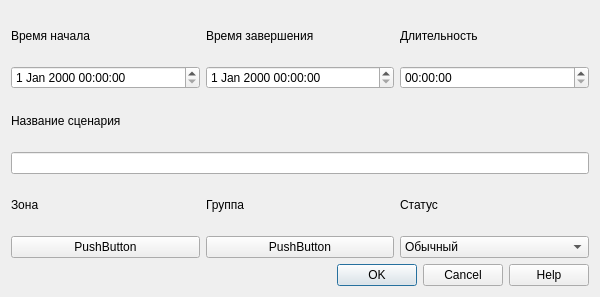
Qt form src/scenario.ui (IlchenkoVasily/seye) before a commit.
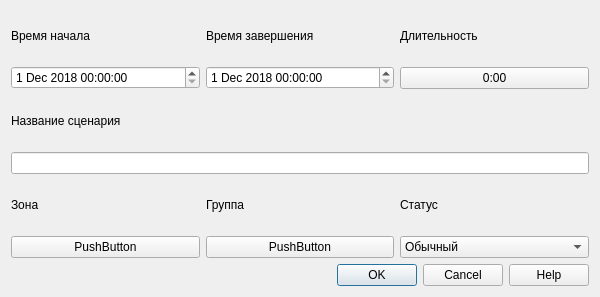
The same form after that commit.

Commit message: окно добавления сценария

```diff
--- a/src/scenario.ui
+++ b/src/scenario.ui
@@ -26,7 +26,18 @@
         </widget>
        </item>
        <item>
-        <widget class="QDateTimeEdit" name="dateTimeStart"/>
+        <widget class="QDateTimeEdit" name="dateTimeStart">
+         <property name="dateTime">
+          <datetime>
+           <hour>0</hour>
+           <minute>0</minute>
+           <second>0</second>
+           <year>2018</year>
+           <month>12</month>
+           <day>1</day>
+          </datetime>
+         </property>
+        </widget>
        </item>
       </layout>
      </item>
@@ -40,7 +51,35 @@
         </widget>
        </item>
        <item>
-        <widget class="QDateTimeEdit" name="dateTimeEnd"/>
+        <widget class="QDateTimeEdit" name="dateTimeEnd">
+         <property name="dateTime">
+          <datetime>
+           <hour>0</hour>
+           <minute>0</minute>
+           <second>0</second>
+           <year>2018</year>
+           <month>12</month>
+           <day>1</day>
+          </datetime>
+         </property>
+         <property name="minimumDateTime">
+          <datetime>
+           <hour>0</hour>
+           <minute>0</minute>
+           <second>0</second>
+           <year>2018</year>
+           <month>12</month>
+           <day>1</day>
+          </datetime>
+         </property>
+         <property name="minimumDate">
+          <date>
+           <year>2018</year>
+           <month>12</month>
+           <day>1</day>
+          </date>
+         </property>
+        </widget>
        </item>
       </layout>
      </item>
@@ -54,7 +93,11 @@
         </widget>
        </item>
        <item>
-        <widget class="QTimeEdit" name="timer"/>
+        <widget class="QPushButton" name="timer">
+         <property name="text">
+          <string>0:00</string>
+         </property>
+        </widget>
        </item>
       </layout>
      </item>
```
Left out of the diff: 4 changed lines with no effect on the pictures. The commit also changes 4 other files.
